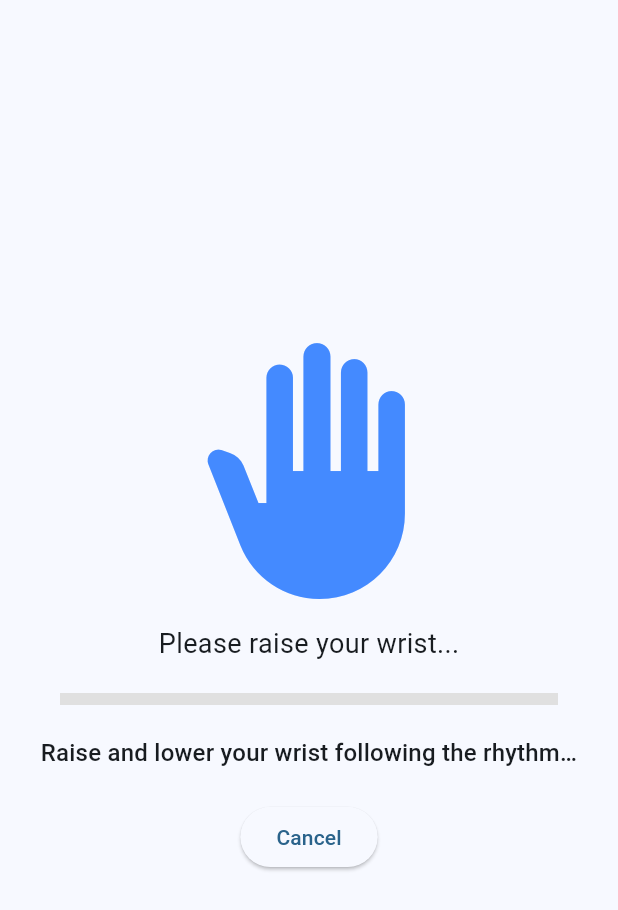
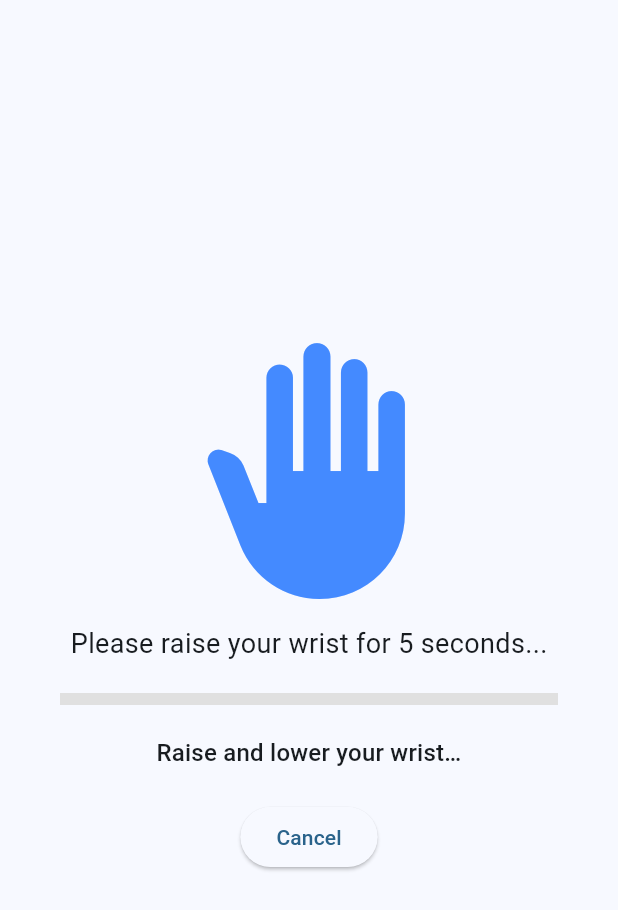
Before and after one commit to Mohammad-soqar/rmts, a Flutter app: the MpuDataView screen opened directly, after a tap on "Start New Test", on a phone screen of 412 x 824 dp. Shown: the top 910 px of the screen. Run offline on Flutter 3.47's test engine with Material 3 defaults, Android fonts, the light colour scheme and no system bars; our stand-ins replace cloud_firestore, dio, firebase_auth, firebase_core, firebase_database, firebase_storage and 4 more; missing offline and left inert: flutter_pdfview; accounts and stored records are empty; network calls fail.

Commit message:
UI Updates

```diff
--- a/lib/main.dart
+++ b/lib/main.dart
@@ -13,7 +13,9 @@ import 'package:rmts/ui/responsive/mobile_screen_layout.dart';
 import 'package:rmts/ui/responsive/responsive_layout_screen.dart';
 import 'package:rmts/ui/responsive/web_screen_layout.dart';
 import 'package:rmts/ui/themes/theme.dart';
+import 'package:rmts/ui/views/auth/login_view.dart';
 import 'package:rmts/ui/views/auth/splashScreens/SplashView.dart';
+
 
 void main() async {
   WidgetsFlutterBinding.ensureInitialized();
@@ -73,7 +75,7 @@ class AuthWrapper extends StatelessWidget {
               webScreenLayout: WebScreenLayout(),
             );
           }
-          return const SplashView(); // Show Splash Screen
+          return const LoginView(); // Show Splash Screen
         }
       },
     );
--- a/lib/ui/views/sensors/mpu_test_view.dart
+++ b/lib/ui/views/sensors/mpu_test_view.dart
@@ -69,9 +69,9 @@ class _MpuTestViewState extends State<MpuTestView>
       case MpuTestStage.idle:
         return const Text('Idle');
      case MpuTestStage.waitingRaise:
-       return const Text('Please raise your wrist...',style: TextStyle(fontSize: 18));
+       return const Text('Please raise your wrist for 5 seconds...',style: TextStyle(fontSize: 18));
       case MpuTestStage.waitingLower:
-          return const Text("Now lower your wrist...", style: TextStyle(fontSize: 18));
+          return const Text("Now lower your wrist for 5 seconds...", style: TextStyle(fontSize: 18));
       case MpuTestStage.done:
         return const Text('Test completed!', style: TextStyle(fontSize: 18));
     }
@@ -129,7 +129,7 @@ Widget _buildProgressBar(MpuTestStage stage) {
               _buildProgressBar(vm.stage),
 
                   Text(
-                    'Raise and lower your wrist following the rhythm…',
+                    'Raise and lower your wrist…',
                     textAlign: TextAlign.center,
                     style: Theme.of(context).textTheme.titleMedium,
                   ),
--- a/lib/ui/views/sensors/ppg_test_view.dart
+++ b/lib/ui/views/sensors/ppg_test_view.dart
@@ -5,6 +5,7 @@ import 'package:flutter/material.dart';
 import 'package:provider/provider.dart';
 import 'package:rmts/viewmodels/ppg_test_viewmodel.dart';
 import 'package:rmts/data/services/ble_service.dart';
+
 
 class PpgTestView extends StatefulWidget {
   const PpgTestView({super.key});
--- a/lib/ui/widgets/glove_data.dart
+++ b/lib/ui/widgets/glove_data.dart
@@ -10,7 +10,7 @@ import 'package:rmts/ui/views/sensors/fsr_test_view.dart';
 import 'package:rmts/viewmodels/mpu_test_viewmodel.dart';
 import 'package:rmts/viewmodels/ppg_test_viewmodel.dart';
 import 'package:rmts/ui/views/sensors/flex_test_view.dart';
-
+import 'package:rmts/viewmodels/glovestatus_viewmodel.dart';
 
 class GloveDataWidget extends StatefulWidget {
   const GloveDataWidget({
@@ -34,6 +34,7 @@ class _GloveDataWidgetState extends State<GloveDataWidget> {
   @override
   Widget build(BuildContext context) {
     final vm = Provider.of<PpgTestViewModel>(context);
+    final gloveStatus = Provider.of<GloveStatusViewModel>(context);
 
     return Column(
       crossAxisAlignment: CrossAxisAlignment.start,
@@ -50,8 +51,9 @@ class _GloveDataWidgetState extends State<GloveDataWidget> {
                       color: Theme.of(context).colorScheme.onSurface,
                     ),
               ),
+              if (gloveStatus.formattedSyncTime != null)
                 Text(
-                'Last Scanned 15:04 17/04/2025',
+                  'Last Scanned: ${gloveStatus.formattedSyncTime}',
                   style: Theme.of(context).textTheme.bodySmall?.copyWith(
                         color: Theme.of(context).colorScheme.onSurface,
                       ),
@@ -91,11 +93,15 @@ class _GloveDataWidgetState extends State<GloveDataWidget> {
             GloveDataTileWidget(
               sensorName: 'Motion',
               sensorIcon: 'assets/icons/hand.svg',
-
-              lastResult:
-                  Provider.of<MpuTestViewModel>(context).mpuDataList.isEmpty
+              lastResult: Provider.of<MpuTestViewModel>(context)
+                      .mpuDataList
+                      .isEmpty
                   ? 'No data found'
-                      : '${Provider.of<MpuTestViewModel>(context).mpuDataList.last.raised} '"°"' ${Provider.of<MpuTestViewModel>(context).mpuDataList.last.lowered} '"°"'',
+                  : '${Provider.of<MpuTestViewModel>(context).mpuDataList.last.raised} '
+                      "°"
+                      ' ${Provider.of<MpuTestViewModel>(context).mpuDataList.last.lowered} '
+                      "°"
+                      '',
               onTap: () async {
                 final result = await Navigator.push(
                   context,
@@ -108,15 +114,15 @@ class _GloveDataWidgetState extends State<GloveDataWidget> {
                   setState(() {}); // 🔁 triggers UI rebuild
                 }
               },
-
-
             ),
             GloveDataTileWidget(
               sensorName: 'Pressure',
               sensorIcon: 'assets/icons/Pressure.svg',
               lastResult: Provider.of<FSRViewModel>(context).fsrDataList.isEmpty
                   ? 'No data found'
-                      : '${Provider.of<FSRViewModel>(context).fsrDataList.last.pressure} '"°"'',
+                  : '${Provider.of<FSRViewModel>(context).fsrDataList.last.pressure} '
+                      "°"
+                      '',
               onTap: () async {
                 final result = await Navigator.push(
                   context,
@@ -133,9 +139,13 @@ class _GloveDataWidgetState extends State<GloveDataWidget> {
             GloveDataTileWidget(
               sensorName: 'Finger Flex',
               sensorIcon: 'assets/icons/Flex.svg',
-              lastResult: Provider.of<FlexTestViewModel>(context).flexDataList.isEmpty
+              lastResult: Provider.of<FlexTestViewModel>(context)
+                      .flexDataList
+                      .isEmpty
                   ? 'No data found'
-                      : '${Provider.of<FlexTestViewModel>(context).flexDataList.last.bent} '"°"'',
+                  : '${Provider.of<FlexTestViewModel>(context).flexDataList.last.bent} '
+                      "°"
+                      '',
               onTap: () async {
                 final result = await Navigator.push(
                   context,
@@ -149,7 +159,6 @@ class _GloveDataWidgetState extends State<GloveDataWidget> {
                 }
               },
             ),
-
           ],
         ),
         const SizedBox(height: 12),
--- /dev/null
+++ b/lib/viewmodels/glovestatus_viewmodel.dart
@@ -0,0 +1,16 @@
+import 'package:flutter/material.dart';
+
+class GloveStatusViewModel extends ChangeNotifier {
+  DateTime? lastSynced;
+
+  void updateSyncTime() {
+    lastSynced = DateTime.now();
+    notifyListeners();
+  }
+
+  String? get formattedSyncTime {
+    if (lastSynced == null) return null;
+    return '${lastSynced!.hour.toString().padLeft(2, '0')}:${lastSynced!.minute.toString().padLeft(2, '0')} '
+           '${lastSynced!.day.toString().padLeft(2, '0')}/${lastSynced!.month.toString().padLeft(2, '0')}/${lastSynced!.year}';
+  }
+}
--- a/lib/viewmodels/mpu_test_viewmodel.dart
+++ b/lib/viewmodels/mpu_test_viewmodel.dart
@@ -1,8 +1,9 @@
+import 'dart:async';
 import 'package:flutter/material.dart';
 import 'package:hive/hive.dart';
 import 'package:rmts/data/models/hive/mpu_data.dart';
 import 'package:rmts/data/services/ble_service.dart';
-import 'dart:async';
+import 'package:rmts/viewmodels/glovestatus_viewmodel.dart';
 
 enum MpuTestStage {
   idle,
@@ -16,9 +17,12 @@ class MpuTestViewModel extends ChangeNotifier {
   MpuData? result;
   MpuTestStage stage = MpuTestStage.idle;
 
+  final GloveStatusViewModel gloveStatusViewModel;
 
   List<MpuData> _mpuDataList = [];
   List<MpuData> get mpuDataList => _mpuDataList;
+
+  MpuTestViewModel(this.gloveStatusViewModel);
 
   Future<void> loadMpuData() async {
     final box = Hive.box<MpuData>('mpu_data');
@@ -30,19 +34,20 @@ class MpuTestViewModel extends ChangeNotifier {
     isTesting = true;
     result = null;
     stage = MpuTestStage.waitingRaise;
-    String error;
     notifyListeners();
+
     await BleService.sendCommand("startMPUTest");
 
+    BleService.onDataReceived((data) async {
+      if (!isTesting) return;
 
-    BleService.onDataReceived((data) async {
-      if(!isTesting) return;
-      if(data == "RAISED_CAPTURED"){
+      if (data == "RAISED_CAPTURED") {
         stage = MpuTestStage.waitingLower;
         notifyListeners();
         return;
       }
-      if(data.startsWith("MPUResult:")){
+
+      if (data.startsWith("MPUResult:")) {
         final parts = data.replaceFirst("MPUResult:", "").split(",");
         final raised = double.parse(parts[0]);
         final lowered = double.parse(parts[1]);
@@ -52,6 +57,7 @@ class MpuTestViewModel extends ChangeNotifier {
           lowered: lowered,
           timestamp: DateTime.now(),
         );
+
         final box = Hive.box<MpuData>('mpu_data');
         if (box.isNotEmpty) await box.clear();
         await box.add(mpu);
@@ -59,12 +65,17 @@ class MpuTestViewModel extends ChangeNotifier {
         result = mpu;
         isTesting = false;
         stage = MpuTestStage.done;
+        gloveStatusViewModel.updateSyncTime();
         notifyListeners();
+
         await BleService.sendCommand("stopMPU");
       }
+    });
+  }
 
-
-
-    });// notify for result view
+  void stopTest() {
+    isTesting = false;
+    stage = MpuTestStage.idle;
+    notifyListeners();
   }
 }
```
Also changed, not shown: lib/core/providers.dart (+16 -6 lines), lib/viewmodels/flex_test_viewmodel.dart (+11 -12 lines), lib/viewmodels/fsr_viewmodel.dart (+12 -9 lines), lib/viewmodels/ppg_test_viewmodel.dart (+7 -0 lines). Lines whose indentation alone changed are shown as unchanged.
